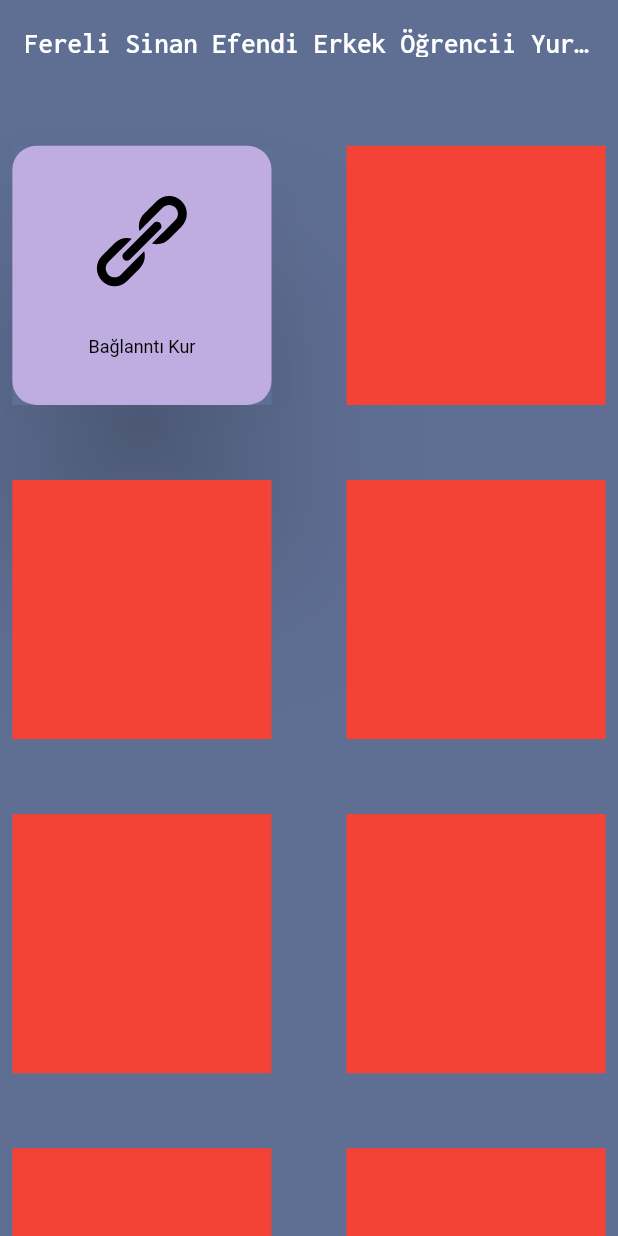
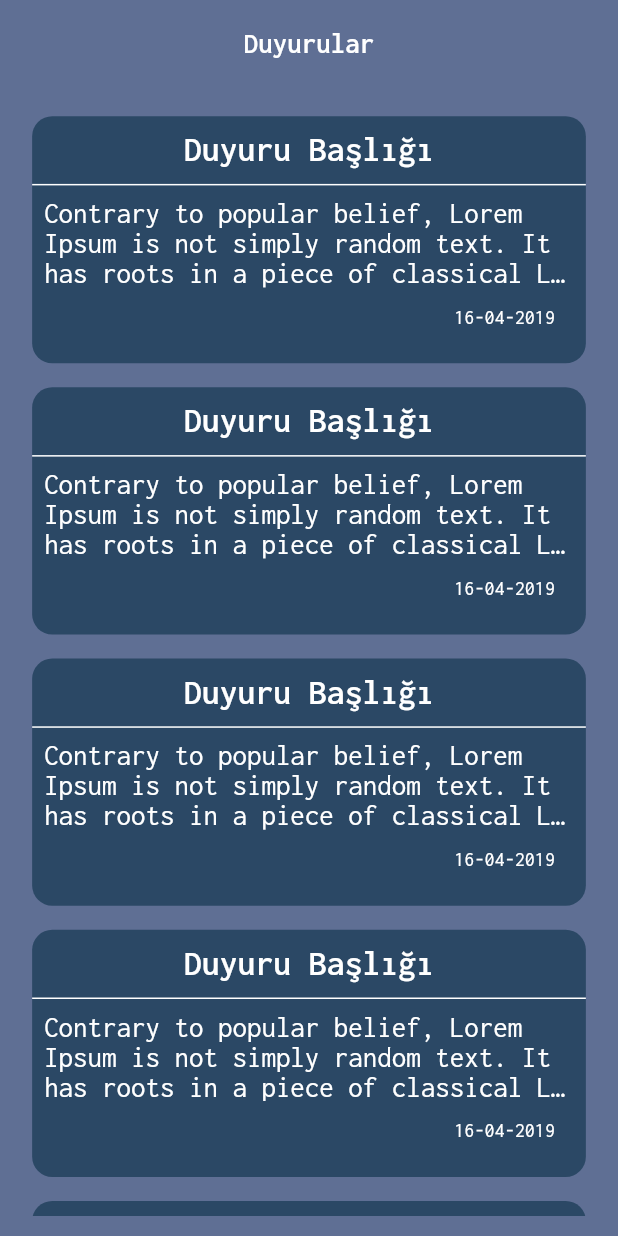
Before and after one commit to Palipa-Software/dorm-app, a Flutter app: the screen it shows after launch, on a phone screen of 412 x 824 dp. Run offline on Flutter 3.47's test engine with Material 2 defaults, Android fonts, the light colour scheme and no system bars; drawn by our look-alikes of flutter_bounceable; our stand-ins replace flutter_easyloading, flutter_svg, get, google_fonts, lottie, responsive_sizer.

Commit message:
duyuru sayfası eklendi

```diff
--- a/lib/main.dart
+++ b/lib/main.dart
@@ -22,7 +22,7 @@ class MyApp extends StatelessWidget {
         title: 'Fereli Sinan Efendi Yurt Uygulaması',
         defaultTransition: Transition.downToUp,
         getPages: AppPages.routes,
-        initialRoute: Routes.HOMEPAGE,
+        initialRoute: Routes.ANNOUNCEMENTS,
         smartManagement: SmartManagement.keepFactory,
         theme: ThemeConfig.lightTheme,
         builder: EasyLoading.init(),
--- /dev/null
+++ b/lib/modules/announcement_detail/announcement_detail_controller.dart
@@ -0,0 +1,3 @@
+import 'package:get/get.dart';
+
+class AnnouncementDetailController extends GetxController {}
--- /dev/null
+++ b/lib/modules/announcements/announcements_binding.dart
@@ -0,0 +1,9 @@
+import 'package:dorm_app/modules/announcements/announcements_controller.dart';
+import 'package:get/get.dart';
+
+class AnnouncementsBinding extends Bindings {
+  @override
+  void dependencies() {
+    Get.lazyPut<AnnouncementsController>(() => AnnouncementsController());
+  }
+}
--- /dev/null
+++ b/lib/modules/announcements/announcements_controller.dart
@@ -0,0 +1,3 @@
+import 'package:get/get.dart';
+
+class AnnouncementsController extends GetxController {}
--- /dev/null
+++ b/lib/modules/announcements/announcements_screen.dart
@@ -0,0 +1,124 @@
+import 'package:dorm_app/modules/announcement_detail/announcement_detail_screen.dart';
+import 'package:dorm_app/modules/announcements/announcements_controller.dart';
+import 'package:dorm_app/shared/constants/colors.dart';
+import 'package:flutter/material.dart';
+import 'package:flutter/src/widgets/container.dart';
+import 'package:flutter/src/widgets/framework.dart';
+import 'package:flutter_bounceable/flutter_bounceable.dart';
+import 'package:get/get.dart';
+import 'package:google_fonts/google_fonts.dart';
+import 'package:intl/intl.dart';
+import 'package:responsive_sizer/responsive_sizer.dart';
+
+class AnnouncementsScreen extends GetView<AnnouncementsController> {
+  const AnnouncementsScreen({super.key});
+
+  @override
+  Widget build(BuildContext context) {
+    String timeString = '2019-04-16 12:18:06.018950';
+    DateTime date = DateTime.parse(timeString);
+    return Scaffold(
+        appBar: AppBar(
+          centerTitle: true,
+          title: Text(
+            "Duyurular",
+            style: GoogleFonts.inconsolata(
+                fontSize: 18.sp, fontWeight: FontWeight.w600),
+          ),
+        ),
+        body: Padding(
+          padding: EdgeInsets.all(15.sp),
+          child: Container(
+            width: MediaQuery.of(context).size.width,
+            height: MediaQuery.of(context).size.height,
+            child: ListView.builder(
+              itemCount: 5,
+              itemBuilder: (context, index) {
+                return Bounceable(
+                  onTap: () {
+                    Get.to(AnnouncementDetailScreen());
+                  },
+                  child: Padding(
+                    padding: const EdgeInsets.all(8.0),
+                    child: Container(
+                      height: 20.h,
+                      decoration: BoxDecoration(
+                          color: AppColors.lakeView,
+                          borderRadius: BorderRadius.circular(15.sp)),
+                      child: Column(
+                        children: [
+                          Padding(
+                            padding: EdgeInsets.all(13.sp),
+                            child: Flexible(
+                              child: RichText(
+                                overflow: TextOverflow
+                                    .ellipsis, // this will help add dots after maxLines
+                                maxLines: 1, // max lines after that dots comes
+
+                                text: TextSpan(
+                                    style: GoogleFonts.inconsolata(
+                                      fontSize: 20.sp,
+                                      fontWeight: FontWeight.w600,
+                                      color: Colors.white,
+                                    ),
+                                    text: 'Duyuru Başlığı'),
+                              ),
+                            ),
+                          ),
+                          Divider(
+                            color: Colors.white,
+                          ),
+                          Padding(
+                            padding: const EdgeInsets.all(8.0),
+                            child: Align(
+                              alignment: Alignment.topLeft,
+                              child: Flexible(
+                                child: RichText(
+                                  overflow: TextOverflow
+                                      .ellipsis, // this will help add dots after maxLines
+                                  maxLines:
+                                      3, // max lines after that dots comes
+
+                                  text: TextSpan(
+                                      style: GoogleFonts.inconsolata(
+                                        fontSize: 18.sp,
+                                        fontWeight: FontWeight.w400,
+                                        color: Colors.white,
+                                      ),
+                                      text:
+                                          'Contrary to popular belief, Lorem Ipsum is not simply random text. It has roots in a piece of classical Latin literature from 45 BC, making it over 2000 years old. Richard McClintock, a Latin professor at Hampden-Sydney College in Virginia, looked up one of the more obscure Latin words, consectetur, from a Lorem Ipsum passage, and going through the cites of the word in classical literature, discovered the undoubtable source. Lorem Ipsum comes from sections 1.10.32 and 1.10.33 of "de Finibus Bonorum et Malorum" (The Extremes of Good and Evil) by Cicero, written in 45 BC. This book is a treatise on the theory of ethics, very popular during the Renaissance. The first line of Lorem Ipsum, "Lorem ipsum dolor sit amet..", comes from a line in section 1.10.32.'),
+                                ),
+                              ),
+                            ),
+                          ),
+                          Padding(
+                            padding: EdgeInsets.only(right: 5.w, top: 0.5.h),
+                            child: Align(
+                              alignment: Alignment.bottomRight,
+                              child: Text(
+                                DateFormat('dd-MM-yyyy').format(date),
+                                style: GoogleFonts.inconsolata(
+                                    color: Colors.white, fontSize: 15.sp),
+                              ),
+                            ),
+                          )
+                        ],
+                      ),
+                    ),
+                  ),
+                );
+              },
+            ),
+          ),
+        ));
+  }
+}
+// Text(
+
+//                               overflow: TextOverflow.ellipsis,
+//                               "Duyuru Başlığı Duyuru BaşlığıDuyurudfefretrtgrg BaşlığıDuyuru BaşlığıDuyuru BaşlığıDuyuru BaşlığıDuyuru BaşlığıDuyuru Başlığı",
+//                               style: GoogleFonts.inconsolata(
+//                                   fontSize: 18.sp,
+//                                   fontWeight: FontWeight.w400,
+//                                   color: Colors.white),
+//                             ),
--- a/lib/routes/app_pages.dart
+++ b/lib/routes/app_pages.dart
@@ -1,3 +1,5 @@
+import 'package:dorm_app/modules/announcements/announcements_binding.dart';
+import 'package:dorm_app/modules/announcements/announcements_screen.dart';
 import 'package:dorm_app/modules/homepage/homepage_screen.dart';
 import 'package:dorm_app/modules/login/login_binding.dart';
 import 'package:dorm_app/modules/login/login_screen.dart';
@@ -27,5 +29,10 @@ class AppPages {
       page: () => HomePageScreen(),
       binding: LoginBinding(),
     ),
+    GetPage(
+      name: Routes.ANNOUNCEMENTS,
+      page: () => AnnouncementsScreen(),
+      binding: AnnouncementsBinding(),
+    ),
   ];
 }
--- a/lib/routes/app_routes.dart
+++ b/lib/routes/app_routes.dart
@@ -4,4 +4,5 @@ abstract class Routes {
   static const SPLASH = '/';
   static const LOGIN = '/login';
   static const HOMEPAGE = '/homepage';
+  static const ANNOUNCEMENTS = '/announcements';
 }
--- a/pubspec.yaml
+++ b/pubspec.yaml
@@ -44,6 +44,7 @@ dependencies:
   flutter_svg: ^1.1.5
   flutter_bounceable: ^1.0.3
   google_fonts: ^3.0.1
+  intl: ^0.17.0
 
 dev_dependencies:
   flutter_test:
```
Also changed, not shown: lib/modules/announcement_detail/announcement_detail_binding.dart (added, +10 -0 lines), lib/modules/announcement_detail/announcement_detail_screen.dart (added, +67 -0 lines), lib/modules/announcement_detail/announcement_detail.dart (added), lib/modules/announcements/announcements.dart (added), pubspec.lock.
